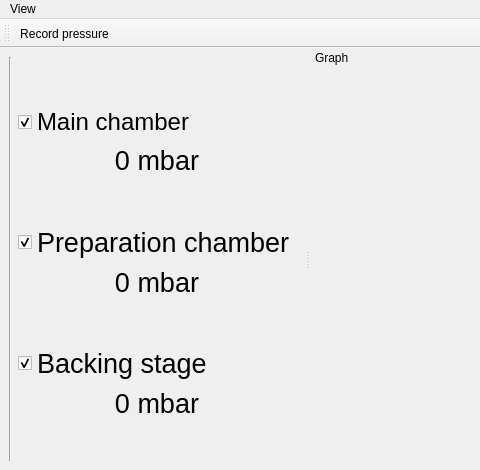
This is gui/pressure_monitor/ui_pressure_monitor.ui in projecthira/qudi-hira as Qt 5 draws it before an edit; both pictures show x 0 to 480 and y 0 to 470 of the 711 by 470 pixel window. The edited form follows.
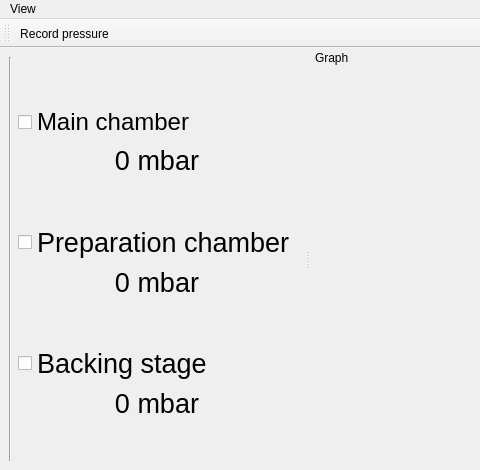
This is the edited form. Icons and pictures are not drawn.

Commit message: Updated pressure monitor GUI to plot large number of points. Potential memory issues.

Patch:
```diff
--- a/gui/pressure_monitor/ui_pressure_monitor.ui
+++ b/gui/pressure_monitor/ui_pressure_monitor.ui
@@ -39,7 +39,7 @@
        <string>Preparation chamber</string>
       </property>
       <property name="checked">
-       <bool>true</bool>
+       <bool>false</bool>
       </property>
      </widget>
     </item>
@@ -67,7 +67,7 @@
        <string>Main chamber</string>
       </property>
       <property name="checked">
-       <bool>true</bool>
+       <bool>false</bool>
       </property>
      </widget>
     </item>
@@ -112,7 +112,7 @@
        <string>Backing stage</string>
       </property>
       <property name="checked">
-       <bool>true</bool>
+       <bool>false</bool>
       </property>
      </widget>
     </item>
```
The commit also changes 3 other files.
